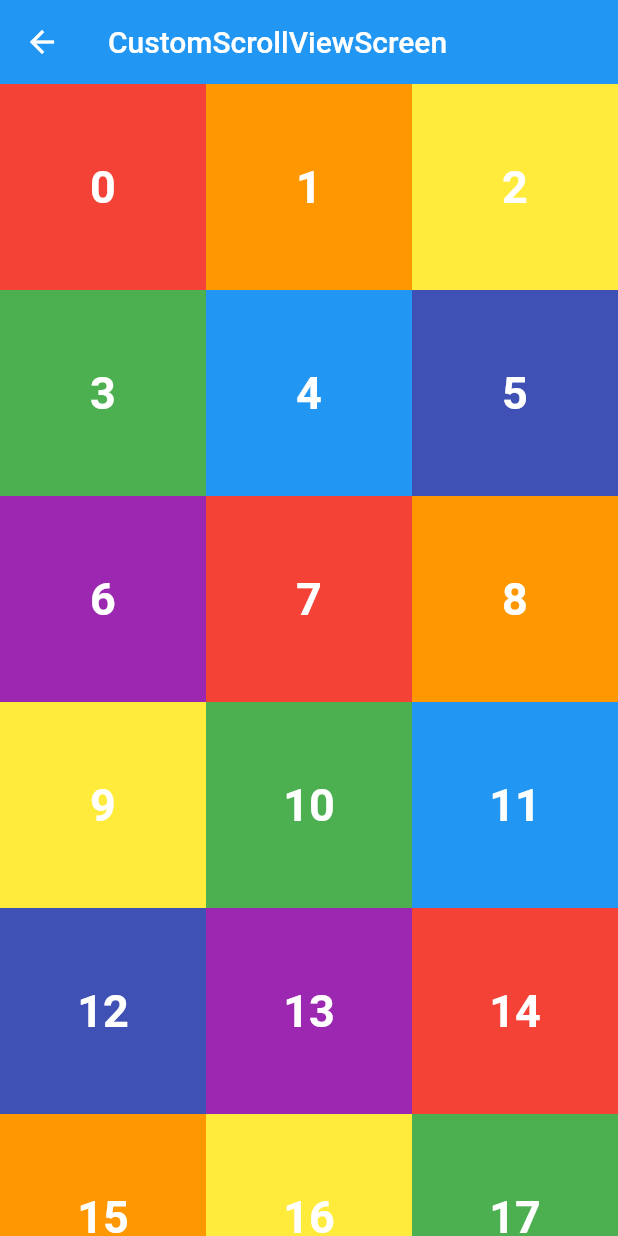
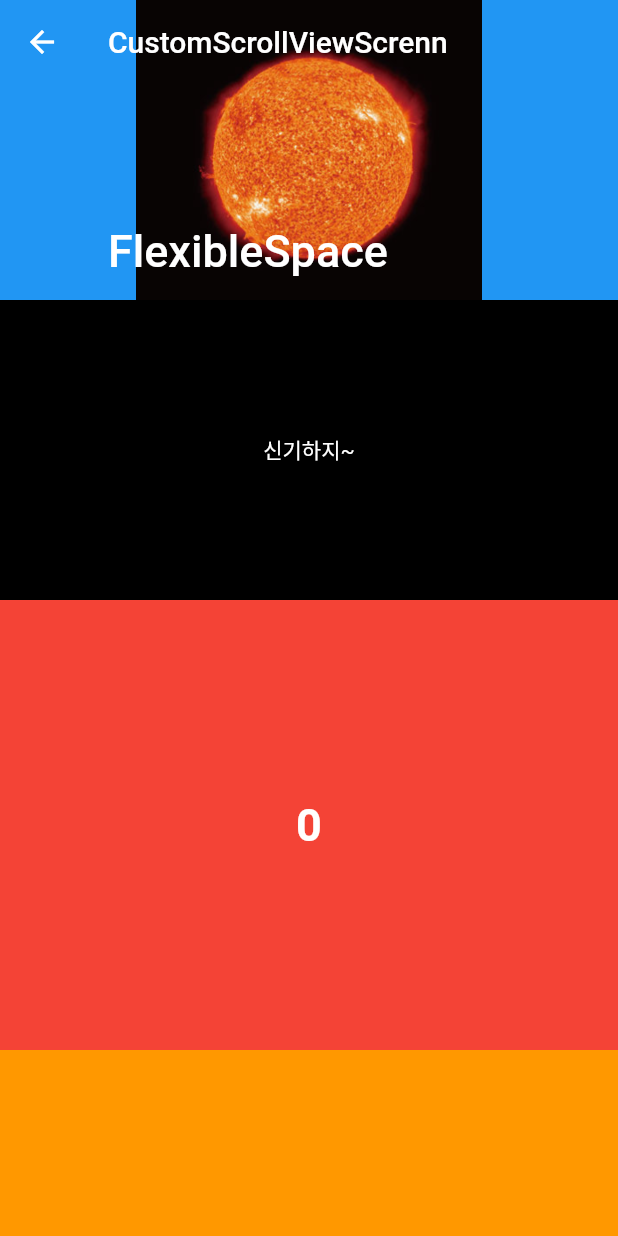
Before and after one commit to hooneun/scrollable_widgets, a Flutter app: the screen it shows after launch, after a tap on "CustomScrollViewScreen", on a phone screen of 412 x 824 dp. Run offline on Flutter 3.47's test engine with Material 2 defaults, Android fonts, the phone set to English and light mode, and no system bars.

Commit message:
sliver fixed header

```diff
--- a/lib/screen/custom_scroll_view_screen.dart
+++ b/lib/screen/custom_scroll_view_screen.dart
@@ -1,8 +1,51 @@
 import 'package:flutter/material.dart';
 import 'package:scrollable_widgets/const/colors.dart';
 
+class _SliverFixedHeaderDelegate extends SliverPersistentHeaderDelegate {
+  final Widget child;
+  final double maxHeight;
+  final double minHeight;
+
+  _SliverFixedHeaderDelegate({
+    required this.child,
+    required this.maxHeight,
+    required this.minHeight,
+  });
+
+  @override
+  Widget build(
+    BuildContext context,
+    double shrinkOffset,
+    bool overlapsContent,
+  ) {
+    return SizedBox.expand(
+      child: child,
+    );
+  }
+
+  @override
+  // 최대 높이
+  double get maxExtent => maxHeight;
+
+  @override
+  // 최소 높이
+  double get minExtent => minHeight;
+
+  @override
+  // covariant - 상속된 클래스도 사용 가능
+  // oldDelegate - build 가 실행이 됐을때 이전 Delegate
+  // this - 새로운 delegate
+  // shouldRebuild - 새로 build 를 해야 될지 말지 결정
+  // false - build 안함, true - 다시 빌드함
+  bool shouldRebuild(_SliverFixedHeaderDelegate oldDelegate) {
+    return oldDelegate.minHeight != minHeight ||
+        oldDelegate.maxHeight != maxHeight ||
+        oldDelegate.child != child;
+  }
+}
+
 class CustomScrollViewScreen extends StatelessWidget {
-  final List<int> numbers = List.generate(100, (index) => index);
+  final List<int> numbers = List.generate(15, (index) => index);
 
   CustomScrollViewScreen({Key? key}) : super(key: key);
 
@@ -11,12 +54,61 @@ class CustomScrollViewScreen extends StatelessWidget {
     return Scaffold(
       body: CustomScrollView(
         slivers: [
-          SliverAppBar(
-            title: Text('CustomScrollViewScreen'),
-          ),
+          renderSliverAppbar(),
+          renderHeader(),
+          renderBuilderSliverList(),
+          renderHeader(),
           renderSliverGridBuilder(),
+          renderHeader(),
+          renderChildSliverList(),
         ],
       ),
+    );
+  }
+
+  SliverPersistentHeader renderHeader() {
+    return SliverPersistentHeader(
+      pinned: true,
+      delegate: _SliverFixedHeaderDelegate(
+        child: Container(
+          color: Colors.black,
+          child: Center(
+            child: Text(
+              '신기하지~',
+              style: TextStyle(
+                color: Colors.white,
+              ),
+            ),
+          ),
+        ),
+        minHeight: 50,
+        maxHeight: 200,
+      ),
+    );
+  }
+
+  // AppBar
+  SliverAppBar renderSliverAppbar() {
+    return SliverAppBar(
+      // 스크롤 했을 때 리스트의 중간에도 AppBar가 내려온다.
+      floating: true,
+      // 완전 고정
+      pinned: false,
+      // 자석효과
+      // floating true 에서만 사용 가능
+      snap: true,
+      // 맨 위에서 한계 이상으로 스크롤 했을때
+      // 남는 공간을 차지
+      stretch: true,
+      expandedHeight: 200,
+      collapsedHeight: 150,
+      flexibleSpace: FlexibleSpaceBar(
+        title: Text('FlexibleSpace'),
+        background: Image.asset(
+          'assets/images/sun.png',
+        ),
+      ),
+      title: Text('CustomScrollViewScrenn'),
     );
   }
 
--- a/pubspec.yaml
+++ b/pubspec.yaml
@@ -59,6 +59,9 @@ flutter:
   # the material Icons class.
   uses-material-design: true
 
+  assets:
+    - assets/images/
+
   # To add assets to your application, add an assets section, like this:
   # assets:
   #   - images/a_dot_burr.jpeg
```
Also changed, not shown: assets/images/sun.png (added).
